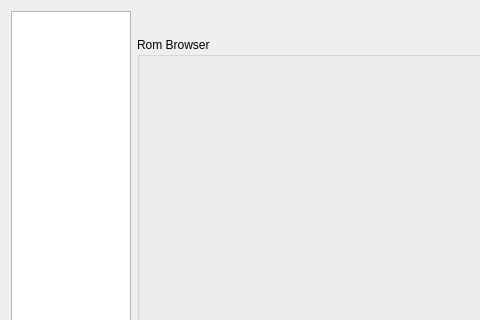
Above: main/gui_qt4/settingsdialog.ui from mupen64plus/mupen64plus-oldsvn before the change; both pictures show x 0 to 480 and y 0 to 320 of the 589 by 556 pixel window. Below: the same form after it.
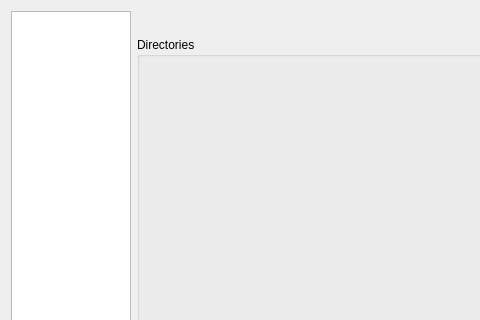
That is the form after the change. The open tabs and pages were chosen to show the change. Custom widgets are drawn as their Qt base class.

```diff
--- a/main/gui_qt4/settingsdialog.ui
+++ b/main/gui_qt4/settingsdialog.ui
@@ -466,7 +466,7 @@
            <item>
             <widget class="QGroupBox" name="groupBox_8" >
              <property name="title" >
-              <string>Rom Browser</string>
+              <string>Directories</string>
              </property>
              <layout class="QVBoxLayout" name="verticalLayout_12" >
               <item>
```
